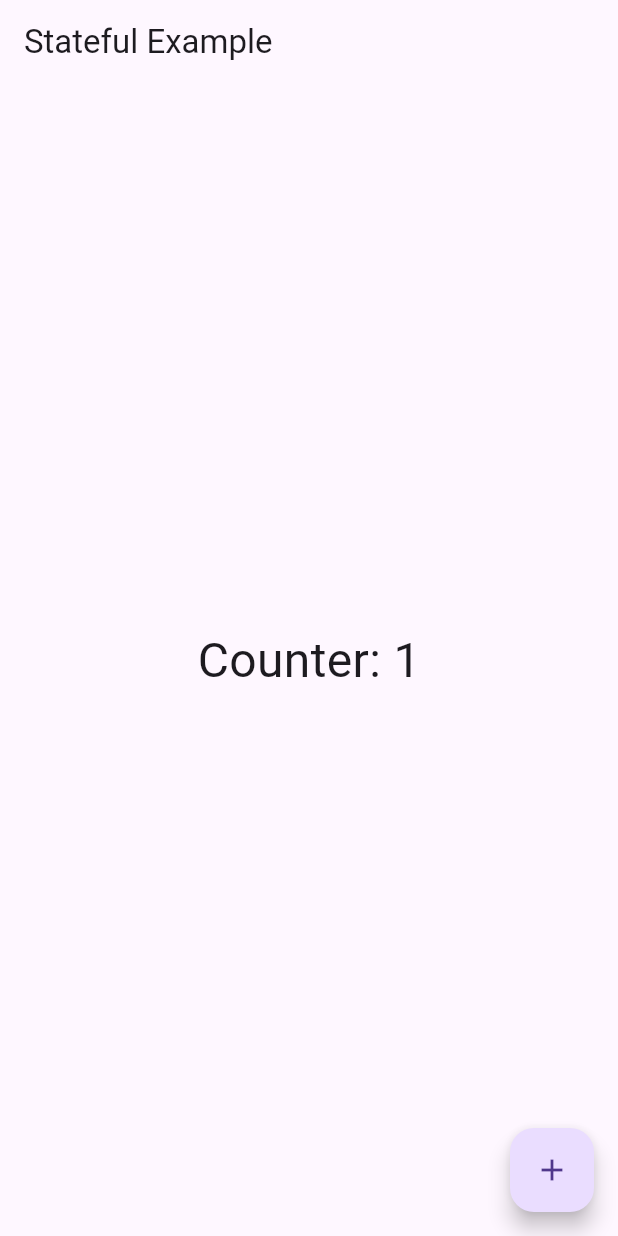
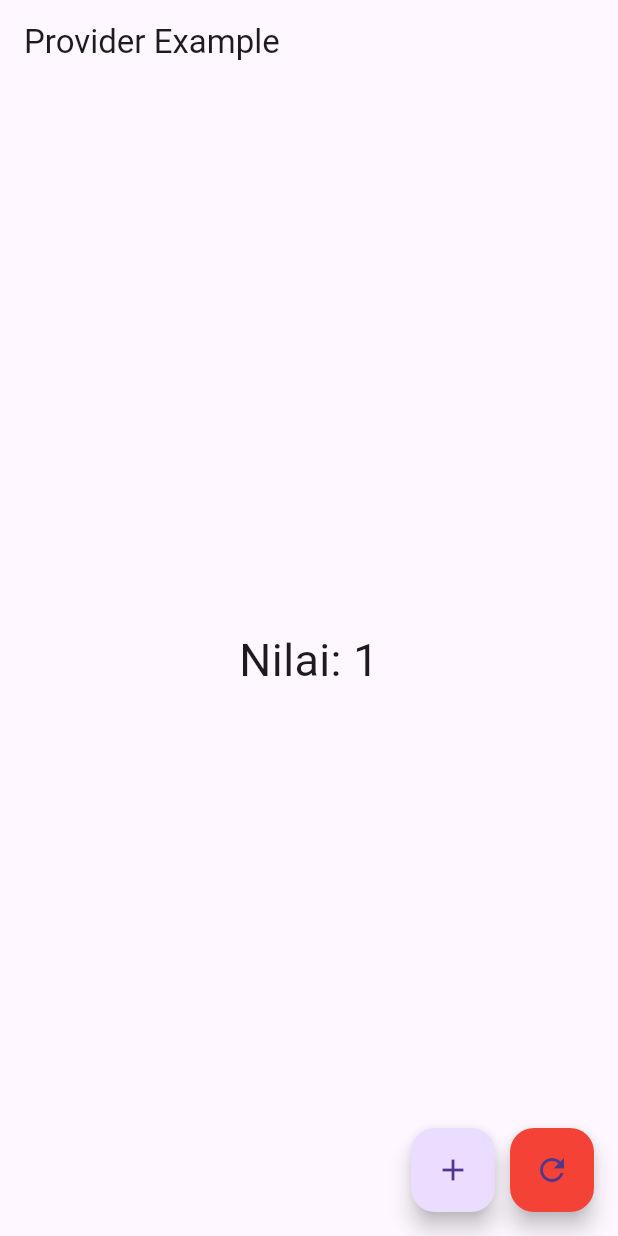
Before and after one commit to dzulfikar05/pmr-mob-dart, a Flutter app: the screen it shows after launch, after a tap on the "add" icon, on a phone screen of 412 x 824 dp. Run offline on Flutter 3.47's test engine with Material 3 defaults, Android fonts, the phone set to English and light mode, and no system bars; our stand-ins replace camera, geolocator, go_router; missing offline and left inert: baseflow_plugin_template.

Commit message:
provider

```diff
--- a/pertemuan11/pertemuan_sebelas/lib/main.dart
+++ b/pertemuan11/pertemuan_sebelas/lib/main.dart
@@ -1,36 +1,56 @@
 import 'package:flutter/material.dart';
+import 'package:provider/provider.dart';
+import 'models/counter_model.dart';
 
-void main() => runApp(const MaterialApp(home: CounterDemo()));
-
-class CounterDemo extends StatefulWidget {
-  const CounterDemo({super.key});
-
-  @override
-  State<CounterDemo> createState() => _CounterDemoState();
+void main() {
+  runApp(
+    ChangeNotifierProvider(
+      create: (_) => CounterModel(),
+      child: const MyApp(),
+    ),
+  );
 }
 
-class _CounterDemoState extends State<CounterDemo> {
-  int counter = 0;
-
-  void increment() {
-    setState(() {
-      counter++;
-    });
-  }
+class MyApp extends StatelessWidget {
+  const MyApp({super.key});
 
   @override
   Widget build(BuildContext context) {
+    return const MaterialApp(
+      home: CounterPage(),
+    );
+  }
+}
+
+class CounterPage extends StatelessWidget {
+  const CounterPage({super.key});
+
+  @override
+  Widget build(BuildContext context) {
+    final counter = context.watch<CounterModel>();
+
     return Scaffold(
-      appBar: AppBar(title: const Text('Stateful Example')),
+      appBar: AppBar(title: const Text('Provider Example')),
       body: Center(
         child: Text(
-          'Counter: $counter',
-          style: const TextStyle(fontSize: 32),
+          'Nilai: ${counter.count}',
+          style: const TextStyle(fontSize: 30),
         ),
       ),
-      floatingActionButton: FloatingActionButton(
-        onPressed: increment,
-        child: const Icon(Icons.add),
+      floatingActionButton: Row(
+        mainAxisAlignment: MainAxisAlignment.end,
+        children: [
+          FloatingActionButton(
+            onPressed: counter.increment,
+            child: const Icon(Icons.add),
+          ),
+          const SizedBox(width: 10),
+          FloatingActionButton(
+            onPressed: counter.reset,
+            backgroundColor: Colors.red,
+            child: const Icon(Icons.refresh),
+          ),
+        ],
       ),
     );
   }
--- a/pertemuan11/pertemuan_sebelas/lib/models/counter_model.dart
+++ b/pertemuan11/pertemuan_sebelas/lib/models/counter_model.dart
@@ -1,11 +1,17 @@
-class CounterModel {
-  int value = 0;
+import 'package:flutter/foundation.dart';
+
+class CounterModel with ChangeNotifier {
+  int _count = 0;
+
+  int get count => _count;
 
   void increment() {
-    value++;
+    _count++;
+    notifyListeners(); // Memberi tahu UI bahwa data berubah
   }
 
   void reset() {
-    value = 0;
+    _count = 0;
+    notifyListeners();
   }
 }
--- a/pertemuan11/pertemuan_sebelas/pubspec.yaml
+++ b/pertemuan11/pertemuan_sebelas/pubspec.yaml
@@ -30,6 +30,7 @@ environment:
 dependencies:
   flutter:
     sdk: flutter
+  provider: ^6.1.2
 
   # The following adds the Cupertino Icons font to your application.
   # Use with the CupertinoIcons class for iOS style icons.
```
Also changed, not shown: pertemuan11/pertemuan_sebelas/pubspec.lock.
